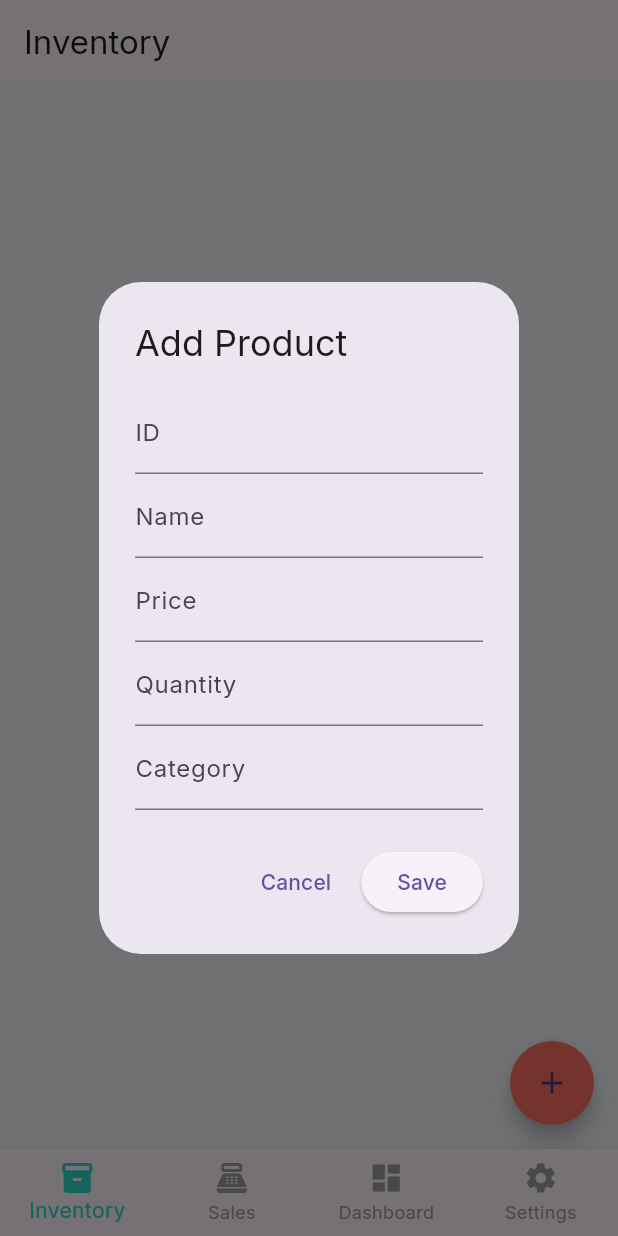
After one commit to omar546/mivro, a Flutter app: the InventoryScreen screen opened by its route, after a tap on the "add" icon, on a phone screen of 412 x 824 dp. The commit adds this screen. Run offline on Flutter 3.47's test engine with Material 3 defaults, Android fonts, the phone set to English and light mode, and no system bars; our stand-ins replace flutter_bloc, flutter_svg, go_router, google_fonts, hive, hive_flutter and 1 more; accounts and stored records are empty.

Commit message:
done add product

```diff
--- a/lib/core/router/app_router.dart
+++ b/lib/core/router/app_router.dart
@@ -2,6 +2,7 @@ import 'package:flutter/material.dart';
 import 'package:go_router/go_router.dart';
 
 import '../../features/home/presentation/pages/home_layout.dart';
+import '../../features/inventory/presentation/pages/inventory_screen.dart';
 import '../../features/onboarding/presentation/pages/on_boarding_screen.dart';
 import '../../features/onboarding/presentation/pages/splash_screen.dart';
 
@@ -33,7 +34,7 @@ final GoRouter appRouter = GoRouter(
           path: '/home',
           name: 'home',
           pageBuilder: (context, state) => const MaterialPage(
-            child: Center(child: Text("Inventory Page")),
+            child: InventoryScreen(),
           ),
         ),
         GoRoute(
--- a/lib/features/inventory/data/models/product_model.dart
+++ b/lib/features/inventory/data/models/product_model.dart
@@ -1,5 +1,6 @@
 import 'package:hive/hive.dart';
 import '../../domain/entities/product.dart';
+
 
 @HiveType(typeId: 0)
 class ProductModel extends HiveObject {
--- /dev/null
+++ b/lib/features/inventory/data/models/product_model_adapter.dart
@@ -0,0 +1,27 @@
+import 'package:hive/hive.dart';
+import 'product_model.dart';
+
+class ProductModelAdapter extends TypeAdapter<ProductModel> {
+  @override
+  final int typeId = 0;
+
+  @override
+  ProductModel read(BinaryReader reader) {
+    return ProductModel(
+      id: reader.readString(),
+      name: reader.readString(),
+      price: reader.readDouble(),
+      quantity: reader.readInt(),
+      category: reader.readString(),
+    );
+  }
+
+  @override
+  void write(BinaryWriter writer, ProductModel obj) {
+    writer.writeString(obj.id);
+    writer.writeString(obj.name);
+    writer.writeDouble(obj.price);
+    writer.writeInt(obj.quantity);
+    writer.writeString(obj.category);
+  }
+}
--- /dev/null
+++ b/lib/features/inventory/presentation/pages/inventory_screen.dart
@@ -0,0 +1,151 @@
+import 'package:flutter/material.dart';
+import 'package:flutter_bloc/flutter_bloc.dart';
+import '../../domain/entities/product.dart';
+import '../cubit/inventory_cubit.dart';
+
+class InventoryScreen extends StatelessWidget {
+  const InventoryScreen({super.key});
+
+  @override
+  Widget build(BuildContext context) {
+    return Scaffold(
+      appBar: AppBar(title: const Text('Inventory')),
+      body: BlocBuilder<InventoryCubit, InventoryState>(
+        builder: (context, state) {
+          if (state is InventoryLoading) {
+            return const Center(child: CircularProgressIndicator());
+          } else if (state is InventoryLoaded) {
+            final products = state.products;
+            if (products.isEmpty) {
+              return const Center(child: Text('No products yet.'));
+            }
+            return ListView.builder(
+              itemCount: products.length,
+              itemBuilder: (context, index) {
+                final product = products[index];
+                return ListTile(
+                  title: Text(product.name),
+                  subtitle: Text('Price: \$${product.price} | Qty: ${product.quantity}'),
+                  trailing: Row(
+                    mainAxisSize: MainAxisSize.min,
+                    children: [
+                      IconButton(
+                        icon: const Icon(Icons.edit),
+                        onPressed: () => _showProductForm(context, product: product),
+                      ),
+                      IconButton(
+                        icon: const Icon(Icons.delete),
+                        onPressed: () => context.read<InventoryCubit>().deleteProduct(product.id),
+                      ),
+                    ],
+                  ),
+                );
+              },
+            );
+          } else if (state is InventoryError) {
+            return Center(child: Text(state.message));
+          }
+          return const SizedBox.shrink();
+        },
+      ),
+      floatingActionButton: FloatingActionButton(
+        onPressed: () => _showProductForm(context),
+        child: const Icon(Icons.add),
+      ),
+    );
+  }
+
+  void _showProductForm(BuildContext context, {Product? product}) {
+    final formKey = GlobalKey<FormState>();
+    final idController = TextEditingController(text: product?.id ?? '');
+    final nameController = TextEditingController(text: product?.name ?? '');
+    final priceController = TextEditingController(text: product?.price.toString() ?? '');
+    final quantityController = TextEditingController(text: product?.quantity.toString() ?? '');
+    final categoryController = TextEditingController(text: product?.category ?? '');
+
+    showDialog(
+      context: context,
+      builder: (_) {
+        return StatefulBuilder(
+          builder: (context, setState) {
+            return AlertDialog(
+              title: Text(product == null ? 'Add Product' : 'Edit Product'),
+              content: SingleChildScrollView(
+                child: Form(
+                  key: formKey,
+                  child: Column(
+                    children: [
+                      TextFormField(
+                        controller: idController,
+                        decoration: const InputDecoration(labelText: 'ID'),
+                        validator: (value) => value!.isEmpty ? 'ID cannot be empty' : null,
+                      ),
+                      TextFormField(
+                        controller: nameController,
+                        decoration: const InputDecoration(labelText: 'Name'),
+                        validator: (value) => value!.isEmpty ? 'Name cannot be empty' : null,
+                      ),
+                      TextFormField(
+                        controller: priceController,
+                        decoration: const InputDecoration(labelText: 'Price'),
+                        keyboardType: TextInputType.number,
+                        validator: (value) {
+                          if (value!.isEmpty) return 'Price cannot be empty';
+                          if (double.tryParse(value) == null) return 'Invalid price';
+                          return null;
+                        },
+                      ),
+                      TextFormField(
+                        controller: quantityController,
+                        decoration: const InputDecoration(labelText: 'Quantity'),
+                        keyboardType: TextInputType.number,
+                        validator: (value) {
+                          if (value!.isEmpty) return 'Quantity cannot be empty';
+                          if (int.tryParse(value) == null) return 'Invalid quantity';
+                          return null;
+                        },
+                      ),
+                      TextFormField(
+                        controller: categoryController,
+                        decoration: const InputDecoration(labelText: 'Category'),
+                        validator: (value) => value!.isEmpty ? 'Category cannot be empty' : null,
+                      ),
+                    ],
+                  ),
+                ),
+              ),
+              actions: [
+                TextButton(
+                  onPressed: () => Navigator.pop(context),
+                  child: const Text('Cancel'),
+                ),
+                ElevatedButton(
+                  onPressed: () {
+                    if (formKey.currentState!.validate()) {
+                      final newProduct = Product(
+                        id: idController.text,
+                        name: nameController.text,
+                        price: double.parse(priceController.text),
+                        quantity: int.parse(quantityController.text),
+                        category: categoryController.text,
+                      );
+
+                      if (product == null) {
+                        context.read<InventoryCubit>().addProduct(newProduct);
+                      } else {
+                        context.read<InventoryCubit>().updateProduct(newProduct);
+                      }
+                      Navigator.pop(context);
+                    }
+                  },
+                  child: const Text('Save'),
+                ),
+              ],
+            );
+          },
+        );
+      },
+    );
+  }
+
+}
```
Also changed, not shown: lib/main.dart (+38 -8 lines), 1 other file.
